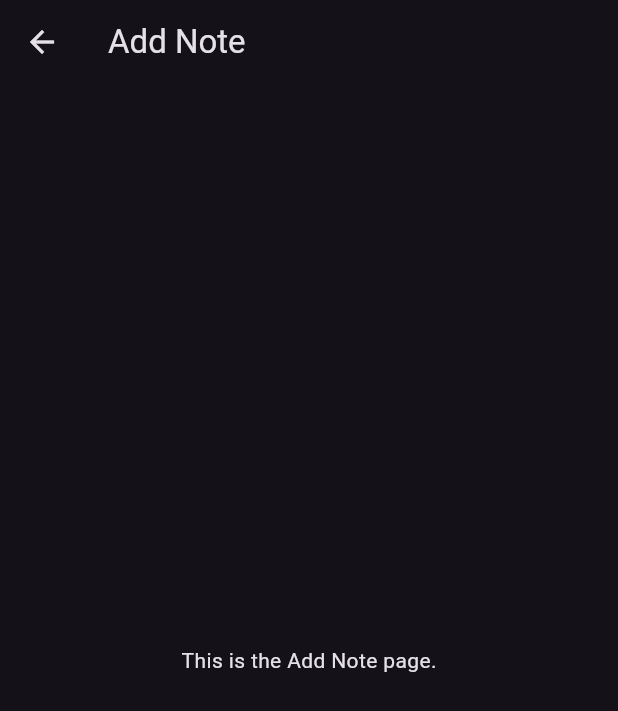
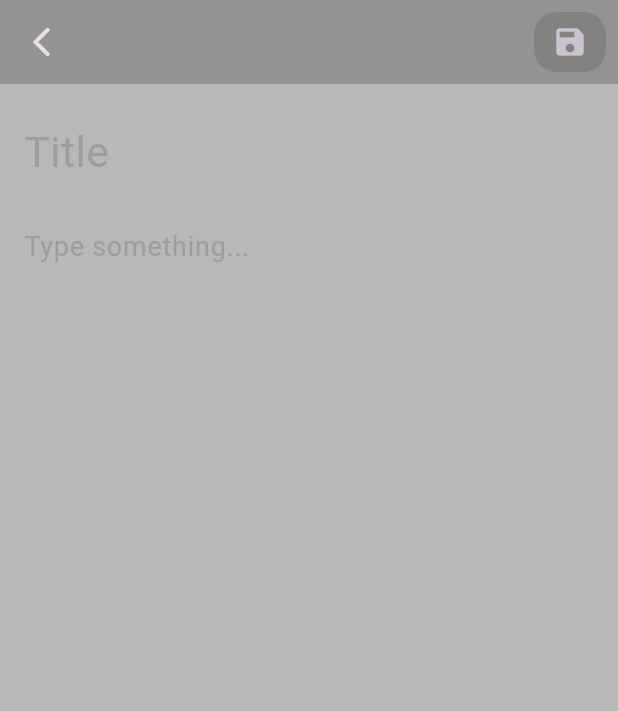
Before and after one commit to bhuvan-raj/Truelog, a Flutter app: the AddNoteScreen screen opened by its route, on a phone screen of 412 x 824 dp. Shown: the top 711 px of the screen. Run offline on Flutter 3.47's test engine with Material 3 defaults, Android fonts, the phone set to English and light mode, and no system bars.

Commit message:
Add_note page created without db

```diff
--- a/lib/pages/add_note.dart
+++ b/lib/pages/add_note.dart
@@ -4,11 +4,72 @@ class AddNoteScreen extends StatelessWidget {
   @override
   Widget build(BuildContext context) {
     return Scaffold(
+      backgroundColor: Color.fromARGB(
+          117, 103, 101, 101), // Background Darkness intensity reduce cheyan
       appBar: AppBar(
-        title: const Text('Add Note'),
+        backgroundColor: Color.fromARGB(117, 103, 101, 101),
+        leading: IconButton(
+          icon: const Icon(Icons.arrow_back_ios_rounded),
+          onPressed: () {
+            Navigator.pop(context); // Return to the home screen
+          },
+        ),
+        actions: [
+          Padding(
+            padding: const EdgeInsets.all(8.0),
+            child: Container(
+              decoration: BoxDecoration(
+                  color: Color.fromARGB(132, 118, 113, 113),
+                  borderRadius: BorderRadius.circular(15)),
+              child: IconButton(
+                icon: const Icon(Icons.save),
+                onPressed: () {
+                  // Save the note (implement your save logic)
+                  debugPrint(
+                      'Save button click ayitund'); //to check whether the save button is working or not
+                },
+              ),
+            ),
+          ),
+        ],
       ),
-      body: Center(
-        child: Text('This is the Add Note page.'),
+      body: Padding(
+        padding: const EdgeInsets.all(16.0), // Add padding
+        child: Column(
+          crossAxisAlignment: CrossAxisAlignment.start,
+          children: [
+            //Title insert stalam
+            TextField(
+              style: const TextStyle(
+                fontSize: 28,
+                color: Colors.white,
+              ),
+              decoration: const InputDecoration(
+                hintText: 'Title',
+                hintStyle: TextStyle(fontSize: 28, color: Colors.grey),
+                border: InputBorder.none,
+              ),
+            ),
+            const SizedBox(
+                height: 10), // space between title and type something
+            // Note body input field
+            Expanded(
+              child: TextField(
+                maxLines: null,
+                keyboardType: TextInputType.multiline,
+                style: const TextStyle(
+                  fontSize: 18,
+                  color: Colors.white,
+                ),
+                decoration: const InputDecoration(
+                  hintText: 'Type something...',
+                  hintStyle: TextStyle(fontSize: 18, color: Colors.grey),
+                  border: InputBorder.none,
+                ),
+              ),
+            ),
+          ],
+        ),
       ),
     );
   }
```
Also changed, not shown: 1 other file.
